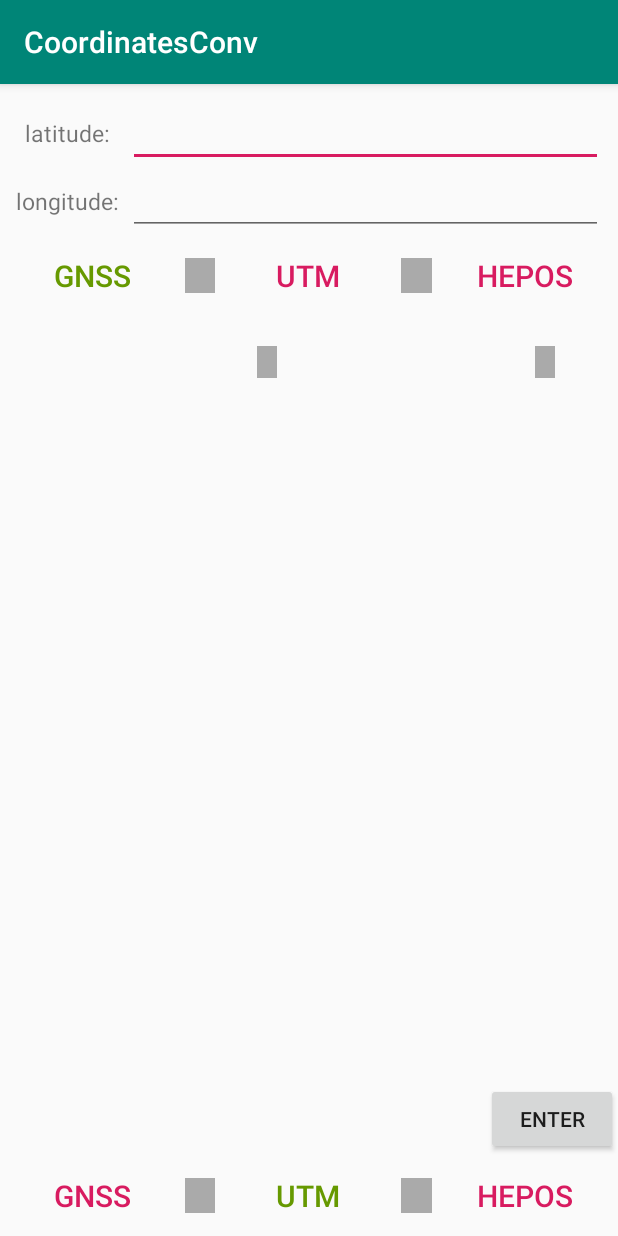
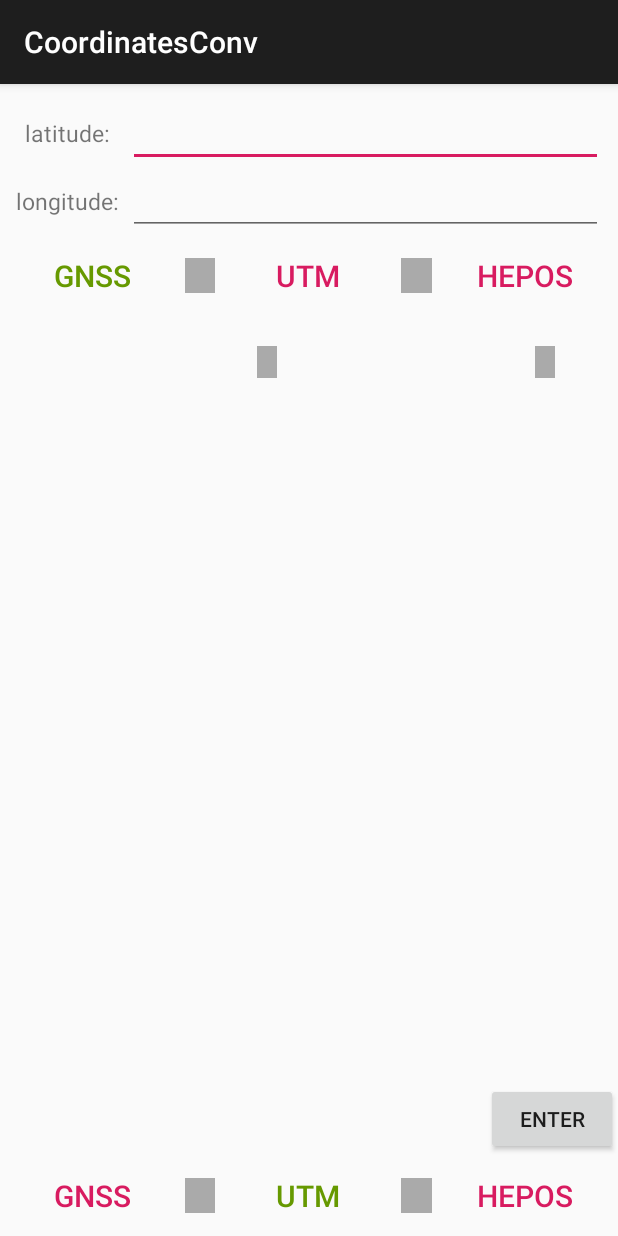
Before and after one commit to ifDroids/CoordinatesConverter, an Android app: the screen it shows after launch (MainActivity), on a phone screen of 412 x 824 dp. Run offline under Robolectric (Android 15) with nearby library versions, the phone set to English and light mode, and no system bars; our stand-ins replace ButterKnife.

Commit message:
res: change actionbar color

```diff
--- a/app/src/main/res/values/styles.xml
+++ b/app/src/main/res/values/styles.xml
@@ -1,10 +1,10 @@
 <resources>
-
+    <color name="color_dark_grey">#1e1e1e</color>
     <!-- Base application theme. -->
     <style name="AppTheme" parent="Theme.AppCompat.Light.DarkActionBar">
         <!-- Customize your theme here. -->
-        <item name="colorPrimary">@color/colorPrimary</item>
-        <item name="colorPrimaryDark">@color/colorPrimaryDark</item>
+        <item name="colorPrimary">@color/color_dark_grey</item>
+        <item name="colorPrimaryDark">@color/color_dark_grey</item>
         <item name="colorAccent">@color/colorAccent</item>
     </style>
 
```
